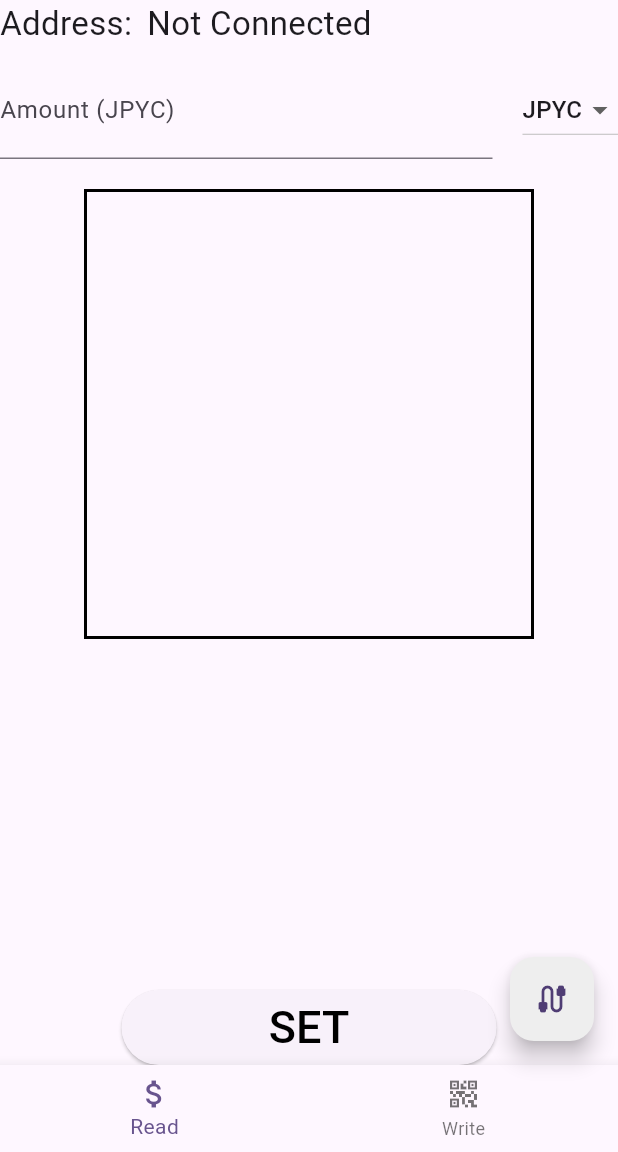
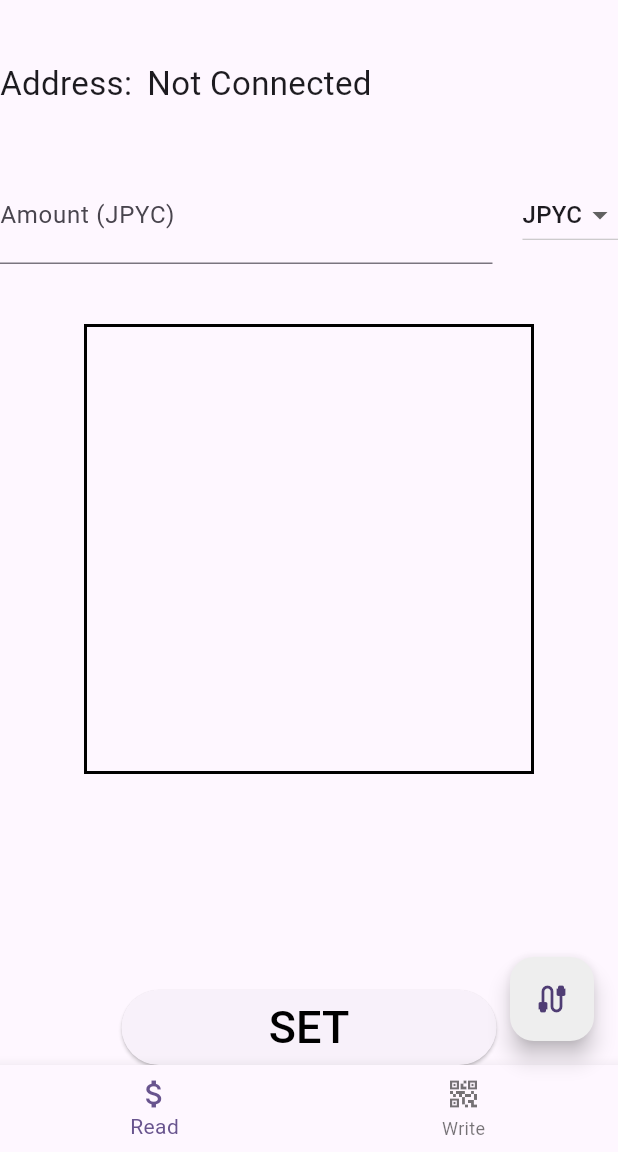
Before and after one commit to ChocoTanaka/kaia_subpayment_system, a Flutter app: the screen it shows after launch, on a phone screen of 412 x 824 dp, the part 84-1236 px from its top. Run offline on Flutter 3.47's test engine with Material 3 defaults, Android fonts, the phone set to English and light mode, and no system bars; our stand-ins replace qr_flutter; missing offline and left inert: dart:js_interop, mobile_scanner.

Commit message:
change contract id

```diff
--- a/lib/Page2.dart
+++ b/lib/Page2.dart
@@ -36,6 +36,7 @@ class _MPSsState_Write extends State<Page2> {
     return Column(
       mainAxisAlignment: MainAxisAlignment.center,
       children: <Widget>[
+        const SizedBox(height: 40),
         Row(
           children: [
             Text(
@@ -50,7 +51,7 @@ class _MPSsState_Write extends State<Page2> {
             )
           ],
         ),
-        const SizedBox(height: 10),
+        const SizedBox(height: 40),
         Row(
           children: [
             Expanded(
@@ -79,13 +80,16 @@ class _MPSsState_Write extends State<Page2> {
                 );
               }).toList(),
               onChanged: (value) {
-                value?.Changecoin();
-                print(now_coin.Name);
+                setState(() {
+                  value?.Changecoin();
+                  print(now_coin.Name);
+                });
+
               },
             ),
           ],
         ),
-        const SizedBox(height: 20),
+        const SizedBox(height: 40),
         Container(
           width: 300,
           height: 300,
--- a/lib/Web3.dart
+++ b/lib/Web3.dart
@@ -12,7 +12,7 @@ final ValueNotifier<String?> addressNotifier =
 ValueNotifier(null);
 
 enum stablecoin{
-  JPYC('JPYC','0xE7C3D8C9a439feDe00D2600032D5dB0Be71C3c29',18),
+  JPYC('JPYC','0xe7c3d8c9a439fede00d2600032d5db0be71c3c29',18),
   IDRP('IDRP','0xc16d986585407a74ab87d17c3d0dc19822e3eb35',6);
 
   final String Name;
```
Also changed, not shown: 3 other files.
